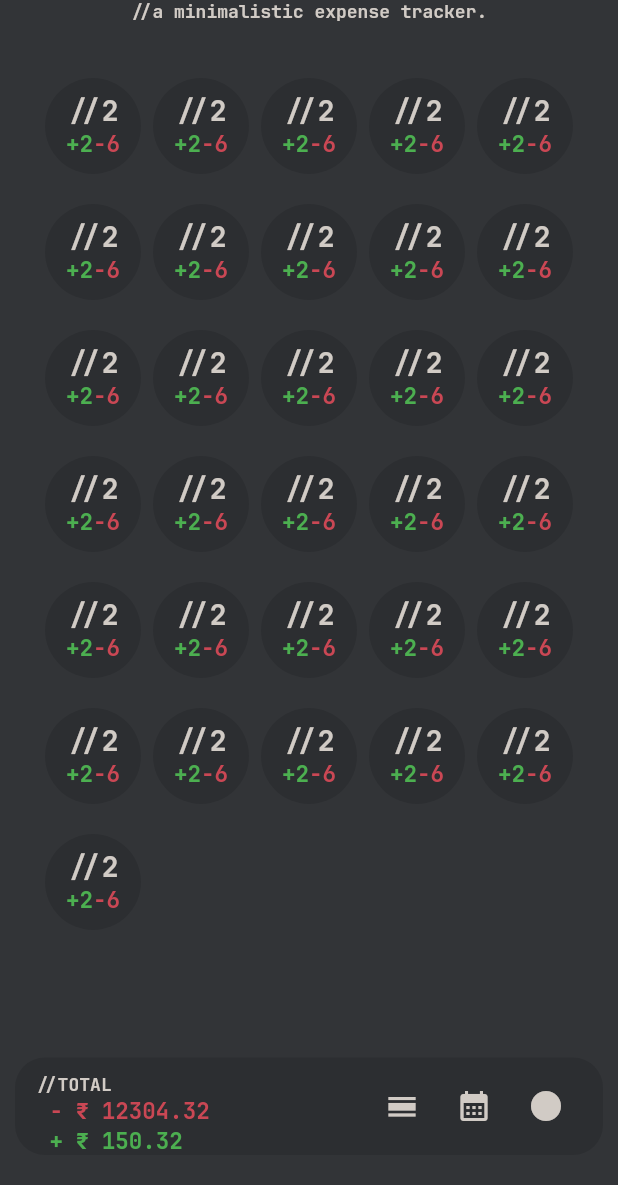
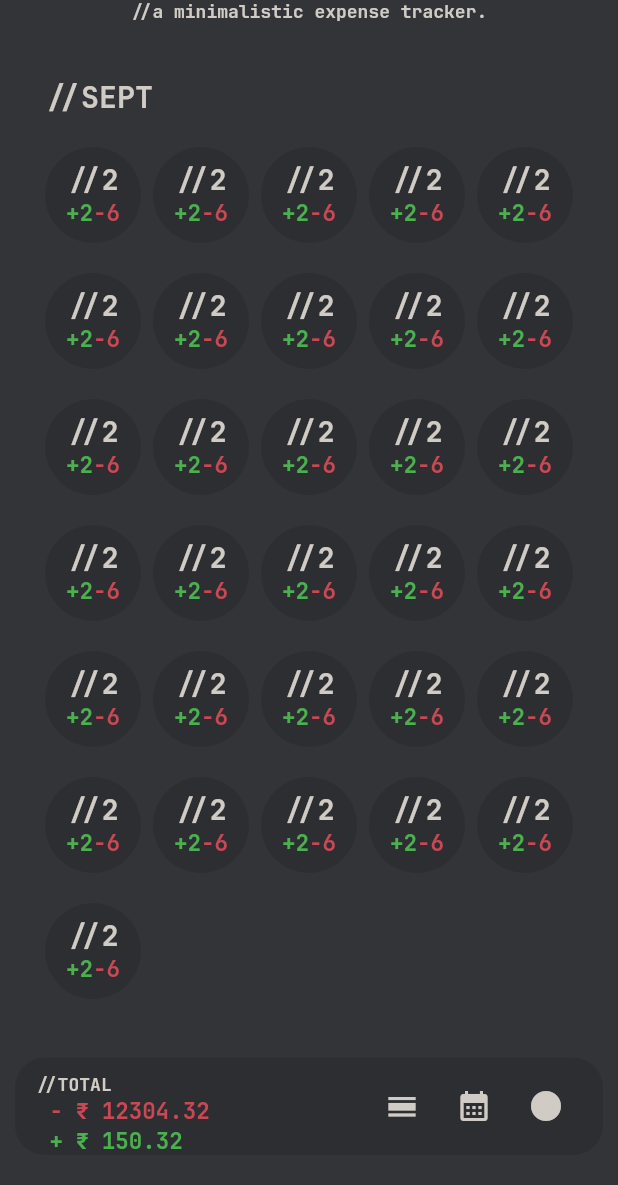
Before and after one commit to laggedskapari/outlay, a Flutter app: the screen it shows after launch, on a phone screen of 412 x 824 dp, the part 51-1236 px from its top. Run offline on Flutter 3.47's test engine with Material 2 defaults, Android fonts, the phone set to English and light mode, and no system bars; our stand-ins replace flutter_riverpod.

Commit message:
+ Minor UI changes

```diff
--- a/outlay/lib/widgets/month_view.dart
+++ b/outlay/lib/widgets/month_view.dart
@@ -1,14 +1,24 @@
 import 'package:flutter/material.dart';
+import 'package:outlay/outlay_theme.dart';
 import 'package:outlay/widgets/outlay_month_card.dart';
 
 class MonthView extends StatelessWidget {
-  const MonthView({ super.key });
+  const MonthView({super.key});
 
   @override
   Widget build(BuildContext context) {
     return Container(
       padding: const EdgeInsets.all(30),
+      child: Column(
+        crossAxisAlignment: CrossAxisAlignment.start,
+        children: [
+          const Text(
+            '//SEPT',
+            style: OutlayTheme.dateTimeHeader,
+          ),
+          Expanded(
             child: GridView(
+              padding: const EdgeInsets.fromLTRB(0, 20, 0, 0),
               gridDelegate: const SliverGridDelegateWithFixedCrossAxisCount(
                 crossAxisCount: 5,
                 childAspectRatio: 1,
@@ -49,6 +59,9 @@ class MonthView extends StatelessWidget {
                 OutlayMonthCard(),
               ],
             ),
+          ),
+        ],
+      ),
     );
   }
 }
```
Lines whose indentation alone changed are shown as unchanged.
